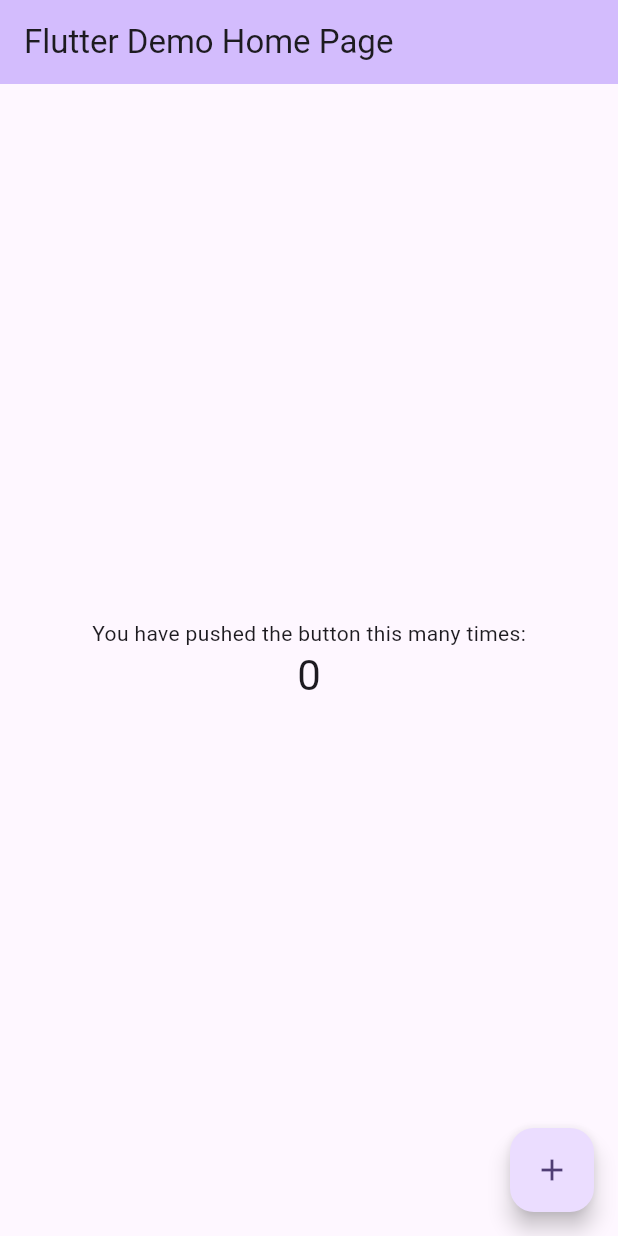
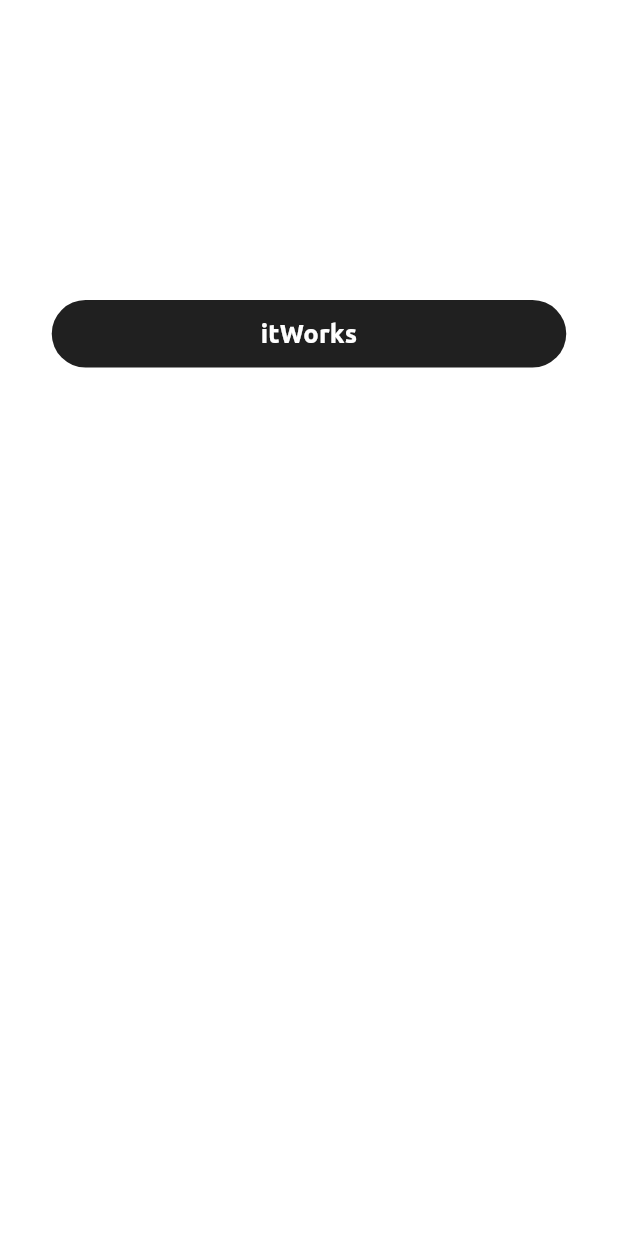
Before and after one commit to nsenji/zai-finance-app, a Flutter app: the screen it shows after launch, on a phone screen of 412 x 824 dp. Run offline on Flutter 3.47's test engine with Material 2 defaults, Android fonts, the light colour scheme and no system bars; our stand-ins replace google_fonts; project files that could hold a hidden picture were left out.

Commit message:
set up themedata and custom widgets

```diff
--- /dev/null
+++ b/lib/custom_widgets/mainButton.dart
@@ -0,0 +1,43 @@
+import 'package:flutter/material.dart';
+
+class MainButton extends StatefulWidget {
+  final String text;
+  final VoidCallback onpressed;
+  final bool disabled;
+  final bool lightBlue;
+  const MainButton(
+      {super.key,
+      required this.text,
+      required this.onpressed,
+      this.disabled = false,
+      this.lightBlue = false
+      });
+
+  @override
+  State<MainButton> createState() => _MainButtonState();
+}
+
+class _MainButtonState extends State<MainButton> {
+  @override
+  Widget build(BuildContext context) {
+    var theme = Theme.of(context);
+    return InkWell(
+      onTap: widget.onpressed,
+      child: Material(
+        borderRadius: BorderRadius.circular(30),
+        elevation: 0,
+        child: Container(
+            decoration: BoxDecoration(
+                borderRadius: BorderRadius.circular(30),
+                color: widget.disabled ? theme.disabledColor : widget.lightBlue?Color(0x4B5EFC): theme.primaryColor),
+            width: 343,
+            height: 45,
+            child: Center(
+                child: Text(
+              widget.text,
+              style: theme.textTheme.labelLarge,
+            ))),
+      ),
+    );
+  }
+}
--- a/lib/main.dart
+++ b/lib/main.dart
@@ -1,4 +1,7 @@
 import 'package:flutter/material.dart';
+import 'package:tai/test_page.dart';
+import 'package:tai/utils/custom_theme.dart';
+
 
 void main() {
   runApp(const MyApp());
@@ -12,91 +15,11 @@
   Widget build(BuildContext context) {
     return MaterialApp(
       title: 'Flutter Demo',
-      theme: ThemeData(
-        colorScheme: ColorScheme.fromSeed(seedColor: Colors.deepPurple),
-        useMaterial3: true,
-      ),
-      home: const MyHomePage(title: 'Flutter Demo Home Page'),
+      theme: lightThemeData(context),
+      themeMode: ThemeMode.light,
+            debugShowCheckedModeBanner: false,
+
+      home: TestWidget(),
     );
   }
 }
-
-class MyHomePage extends StatefulWidget {
-  const MyHomePage({super.key, required this.title});
-
-
-  final String title;
-
-  @override
-  State<MyHomePage> createState() => _MyHomePageState();
-}
-
-class _MyHomePageState extends State<MyHomePage> {
-  int _counter = 0;
-
-  void _incrementCounter() {
-    setState(() {
-      // This call to setState tells the Flutter framework that something has
-      // changed in this State, which causes it to rerun the build method below
-      // so that the display can reflect the updated values. If we changed
-      // _counter without calling setState(), then the build method would not be
-      // called again, and so nothing would appear to happen.
-      _counter++;
-    });
-  }
-
-  @override
-  Widget build(BuildContext context) {
-    // This method is rerun every time setState is called, for instance as done
-    // by the _incrementCounter method above.
-    //
-    // The Flutter framework has been optimized to make rerunning build methods
-    // fast, so that you can just rebuild anything that needs updating rather
-    // than having to individually change instances of widgets.
-    return Scaffold(
-      appBar: AppBar(
-        // TRY THIS: Try changing the color here to a specific color (to
-        // Colors.amber, perhaps?) and trigger a hot reload to see the AppBar
-        // change color while the other colors stay the same.
-        backgroundColor: Theme.of(context).colorScheme.inversePrimary,
-        // Here we take the value from the MyHomePage object that was created by
-        // the App.build method, and use it to set our appbar title.
-        title: Text(widget.title),
-      ),
-      body: Center(
-        // Center is a layout widget. It takes a single child and positions it
-        // in the middle of the parent.
-        child: Column(
-          // Column is also a layout widget. It takes a list of children and
-          // arranges them vertically. By default, it sizes itself to fit its
-          // children horizontally, and tries to be as tall as its parent.
-          //
-          // Column has various properties to control how it sizes itself and
-          // how it positions its children. Here we use mainAxisAlignment to
-          // center the children vertically; the main axis here is the vertical
-          // axis because Columns are vertical (the cross axis would be
-          // horizontal).
-          //
-          // TRY THIS: Invoke "debug painting" (choose the "Toggle Debug Paint"
-          // action in the IDE, or press "p" in the console), to see the
-          // wireframe for each widget.
-          mainAxisAlignment: MainAxisAlignment.center,
-          children: <Widget>[
-            const Text(
-              'You have pushed the button this many times:',
-            ),
-            Text(
-              '$_counter',
-              style: Theme.of(context).textTheme.headlineMedium,
-            ),
-          ],
-        ),
-      ),
-      floatingActionButton: FloatingActionButton(
-        onPressed: _incrementCounter,
-        tooltip: 'Increment',
-        child: const Icon(Icons.add),
-      ), // This trailing comma makes auto-formatting nicer for build methods.
-    );
-  }
-}
--- /dev/null
+++ b/lib/test_page.dart
@@ -0,0 +1,26 @@
+import 'package:flutter/material.dart';
+import 'package:tai/custom_widgets/mainButton.dart';
+
+class TestWidget extends StatefulWidget {
+  const TestWidget({super.key});
+
+  @override
+  State<TestWidget> createState() => _TestWidgetState();
+}
+
+class _TestWidgetState extends State<TestWidget> {
+  @override
+  Widget build(BuildContext context) {
+    return SafeArea(
+      child: Scaffold(
+        body: Center(
+
+          child: Column(children: [
+              SizedBox(height: 200,),
+             MainButton(text: "itWorks", onpressed: (){})
+          ],),
+        ),
+      ),
+    );
+  }
+}
--- /dev/null
+++ b/lib/utils/custom_theme.dart
@@ -0,0 +1,64 @@
+import 'package:flutter/material.dart';
+
+import 'constants.dart';
+
+ColorScheme lightThemeColors(context) {
+  return const ColorScheme(
+    brightness: Brightness.light,
+    primary: Color(0xFF202020),
+    onPrimary: Color(0xFFFFFFFF),
+    secondary: Colors.grey,
+    onSecondary: Color(0xFFFFFFFF),
+    error: Color(0xFFF32424),
+    onError: Color(0xFFF32424),
+    background: Color(0xFFFFFFFF),
+    onBackground: Color(0xFF4D4C4C),
+    surface: Color(0xFFFFFFFF),
+    onSurface: Color(0xFF4D4C4C),
+  );
+}
+
+ThemeData lightThemeData(BuildContext context) {
+  return ThemeData(
+    primaryColor: const Color(0xFF202020),
+    primaryColorLight: const Color(0xFFFFFFFF),
+    disabledColor: const Color(0xfff4d4c4c),
+    useMaterial3: true,
+    dialogBackgroundColor:const Color(0xFFECEAEA),
+    cardColor: const Color(0xFFFFFFFF),
+    fontFamily: Constants.appFontlight.fontFamily,
+    scaffoldBackgroundColor: lightThemeColors(context).background,
+    textTheme: textThemelight(context),
+    appBarTheme: appBarThemelight(context),
+    colorScheme: lightThemeColors(context),
+    iconTheme: const IconThemeData(color: Color(0xFF202020)),
+  );
+}
+
+TextTheme textThemelight(context) {
+  return TextTheme(
+    bodyLarge: Constants.appFontlight
+        .copyWith(fontWeight: FontWeight.bold, fontSize: 15),
+    bodyMedium: Constants.appFontlight
+        .copyWith(fontWeight: FontWeight.normal, fontSize: 15),
+    bodySmall: Constants.appFontlight.copyWith(
+        fontWeight: FontWeight.bold,
+        fontSize: 13,
+        color: const Color(0xFF2983FF)),
+    labelLarge: Constants.appFontlight.copyWith(
+        fontWeight: FontWeight.bold, fontSize: 17, color: Colors.white),
+    labelMedium: Constants.appFontlight.copyWith(
+        fontWeight: FontWeight.normal, fontSize: 13, color: Colors.white),
+    labelSmall: Constants.appFontlight.copyWith(
+        fontWeight: FontWeight.normal, fontSize: 13, color: const Color(0xFF4D4C4C)),
+    displaySmall: Constants.appFontdark.copyWith(
+        fontWeight: FontWeight.normal, fontSize: 14, color: const Color(0xFF4D4C4C)),
+  );
+}
+
+appBarThemelight(context) {
+  return AppBarTheme(
+    backgroundColor: lightThemeColors(context).background,
+    titleTextStyle: textThemelight(context).bodyLarge,
+  );
+}
```
Also changed, not shown: assets/fonts/UFL.txt (added, +96 -0 lines), lib/utils/constants.dart (added, +14 -0 lines), pubspec.yaml (+10 -9 lines), assets/fonts/Ubuntu-Bold.ttf (added), assets/fonts/Ubuntu-BoldItalic.ttf (added), assets/fonts/Ubuntu-Italic.ttf (added), assets/fonts/Ubuntu-Light.ttf (added), assets/fonts/Ubuntu-LightItalic.ttf (added), assets/fonts/Ubuntu-Medium.ttf (added), assets/fonts/Ubuntu-MediumItalic.ttf (added), assets/fonts/Ubuntu-Regular.ttf (added), pubspec.lock, 1 other file.
